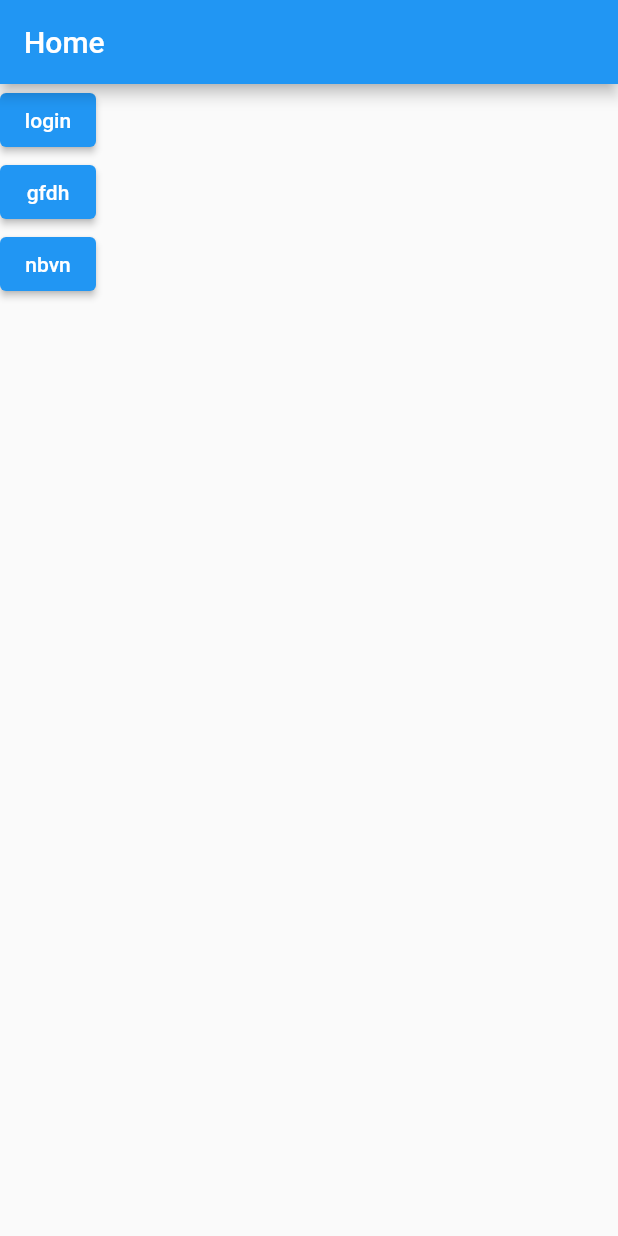
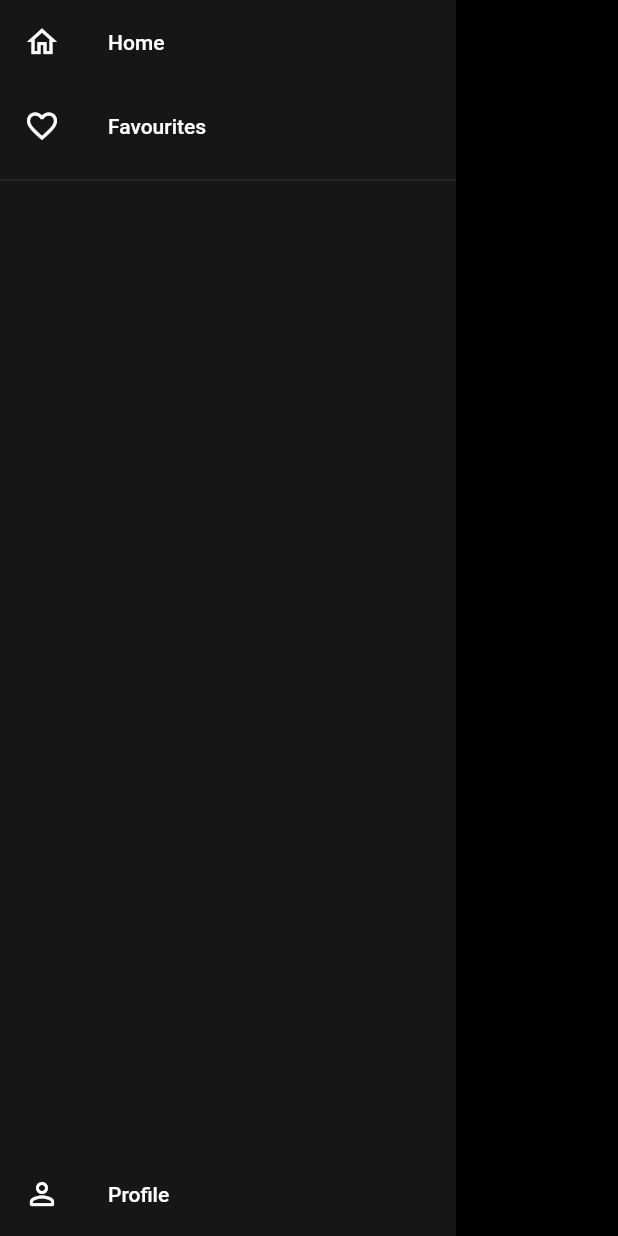
Before and after one commit to supun-priyashan/feedr, a Flutter app: the screen it shows after launch, with the side drawer open (before the commit the screen has no drawer), on a phone screen of 412 x 824 dp. Run offline on Flutter 3.47's test engine with Material 2 defaults, Android fonts, the phone set to English and light mode, and no system bars; our stand-ins replace cached_network_image; missing offline and left inert: webfeed; Roboto replaces fonts that are missing (Nexa, Poppins).

Commit message:
Added sidenav Implemented rss retrieval

```diff
--- /dev/null
+++ b/lib/components/sidenav.dart
@@ -0,0 +1,58 @@
+import 'package:feedr/screens/home.dart';
+import 'package:flutter/material.dart';
+
+class SideNav extends StatefulWidget {
+  const SideNav({Key? key}) : super(key: key);
+
+  @override
+  _SideNavState createState() => _SideNavState();
+}
+
+class _SideNavState extends State<SideNav> {
+
+  Widget sideNavItems(BuildContext context){
+    return Container(
+      color: Colors.black54,
+      height: MediaQuery.of(context).size.height,
+      padding: EdgeInsets.only(
+        top: MediaQuery.of(context).padding.top,
+      ),
+        child: Column(
+          mainAxisSize: MainAxisSize.max,
+          children: [
+              ListTile(
+                leading: const Icon(Icons.home_outlined),
+                title: const Text("Home"),
+                onTap: (){Navigator.of(context).pushReplacement(MaterialPageRoute(
+                    builder: (context) => const Home()
+                ));
+                  },
+              ),
+              ListTile(
+                leading: const Icon(Icons.favorite_outline),
+                title: const Text("Favourites"),
+                onTap: (){},
+              ),
+              const Divider(),
+              Spacer(),
+              ListTile(
+                  leading: Icon(Icons.person_outline_rounded),
+                  title: Text('Profile')
+              ),
+            ],
+        )
+    );
+  }
+
+  @override
+  Widget build(BuildContext context) {
+    return Drawer(
+      child: SingleChildScrollView(
+        child: Column(
+          crossAxisAlignment: CrossAxisAlignment.stretch,
+          children: <Widget> [sideNavItems(context)],
+        ),
+      ),
+    );
+  }
+}
--- a/lib/main.dart
+++ b/lib/main.dart
@@ -1,3 +1,4 @@
+import 'package:feedr/screens/subfeed.dart';
 import 'package:flutter/material.dart';
 import 'package:feedr/screens/login.dart';
 import 'package:feedr/screens/home.dart';
@@ -13,23 +14,31 @@ class MyApp extends StatelessWidget {
   @override
   Widget build(BuildContext context) {
     return MaterialApp(
-      title: 'Flutter Demo',
+      title: 'Feedr',
       theme: ThemeData(
-        // This is the theme of your application.
-        //
-        // Try running your application with "flutter run". You'll see the
-        // application has a blue toolbar. Then, without quitting the app, try
-        // changing the primarySwatch below to Colors.green and then invoke
-        // "hot reload" (press "r" in the console where you ran "flutter run",
-        // or simply save your changes to "hot reload" in a Flutter IDE).
-        // Notice that the counter didn't reset back to zero; the application
-        // is not restarted.
-        primarySwatch: Colors.blue,
+        // Define the default brightness and colors.
+        scaffoldBackgroundColor: Colors.black,
+        colorScheme: ColorScheme.dark(
+            primary: Colors.green,
+            onPrimary: Colors.white
+        ),
+
+        // Define the default font family.
+        fontFamily: 'Nexa',
+
+        // Define the default `TextTheme`. Use this to specify the default
+        // text styling for headlines, titles, bodies of text, and more.
+        textTheme: const TextTheme(
+          headline1: TextStyle(fontSize: 72.0, fontWeight: FontWeight.bold),
+          headline6: TextStyle(fontSize: 18.0, fontFamily: 'Poppins'),
+          bodyText2: TextStyle(fontSize: 14.0, fontFamily: 'Hind'),
+        ),
       ),
       initialRoute: Home.routeName,
       routes: {
         Home.routeName: (context) => Home(),
         Login.routeName: (context) => Login(),
+        SubFeed.routeName: (context) => SubFeed(),
       },
     );
   }
--- /dev/null
+++ b/lib/screens/feed.dart
@@ -0,0 +1,17 @@
+import 'package:flutter/material.dart';
+
+class Feed extends StatefulWidget {
+  const Feed({Key? key}) : super(key: key);
+
+  static const String routeName = '/feed';
+
+  @override
+  _FeedState createState() => _FeedState();
+}
+
+class _FeedState extends State<Feed> {
+  @override
+  Widget build(BuildContext context) {
+    return Container();
+  }
+}
--- a/lib/screens/home.dart
+++ b/lib/screens/home.dart
@@ -1,5 +1,9 @@
+import 'package:feedr/components/sidenav.dart';
+import 'package:flutter/material.dart';
+
 import 'package:feedr/screens/login.dart';
-import 'package:flutter/material.dart';
+import 'package:feedr/screens/feed.dart';
+import 'package:feedr/screens/subfeed.dart';
 
 class Home extends StatefulWidget {
   const Home({Key? key}) : super(key: key);
@@ -16,13 +20,15 @@ class _HomeState extends State<Home> {
     return Scaffold(
       appBar: AppBar(
         title: Text("Home"),
+        backgroundColor: Colors.black,
       ),
+      drawer: const SideNav(),
       body: Container(
         child: Column(
           children: [
             ElevatedButton(onPressed: (){Navigator.of(context).push(MaterialPageRoute(builder: (context)=>Login()));}, child: Text("login")),
-            ElevatedButton(onPressed: (){}, child: Text("gfdh")),
-            ElevatedButton(onPressed: (){}, child: Text("nbvn")),
+            ElevatedButton(onPressed: (){Navigator.of(context).push(MaterialPageRoute(builder: (context)=>Feed()));}, child: Text("feed")),
+            ElevatedButton(onPressed: (){Navigator.of(context).push(MaterialPageRoute(builder: (context)=>SubFeed()));}, child: Text("subfeed")),
           ],
         ),
       ),
--- a/pubspec.yaml
+++ b/pubspec.yaml
@@ -38,6 +38,11 @@ dependencies:
 dev_dependencies:
   flutter_test:
     sdk: flutter
+  http: '0.13.4'
+  webfeed: ^0.7.0
+  cached_network_image: ^3.2.0
+  url_launcher: ^6.0.20
+
 
   # The "flutter_lints" package below contains a set of recommended lints to
   # encourage good coding practices. The lint set provided by the package is
```
Also changed, not shown: lib/screens/subfeed.dart (added, +165 -0 lines), pubspec.lock.
